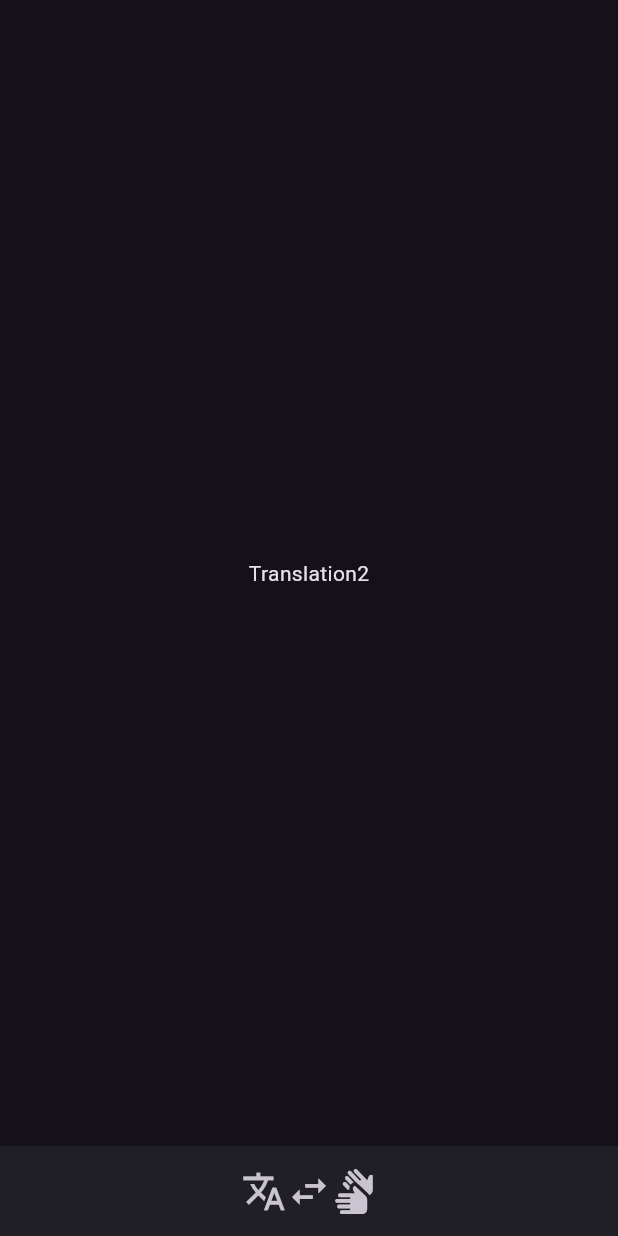
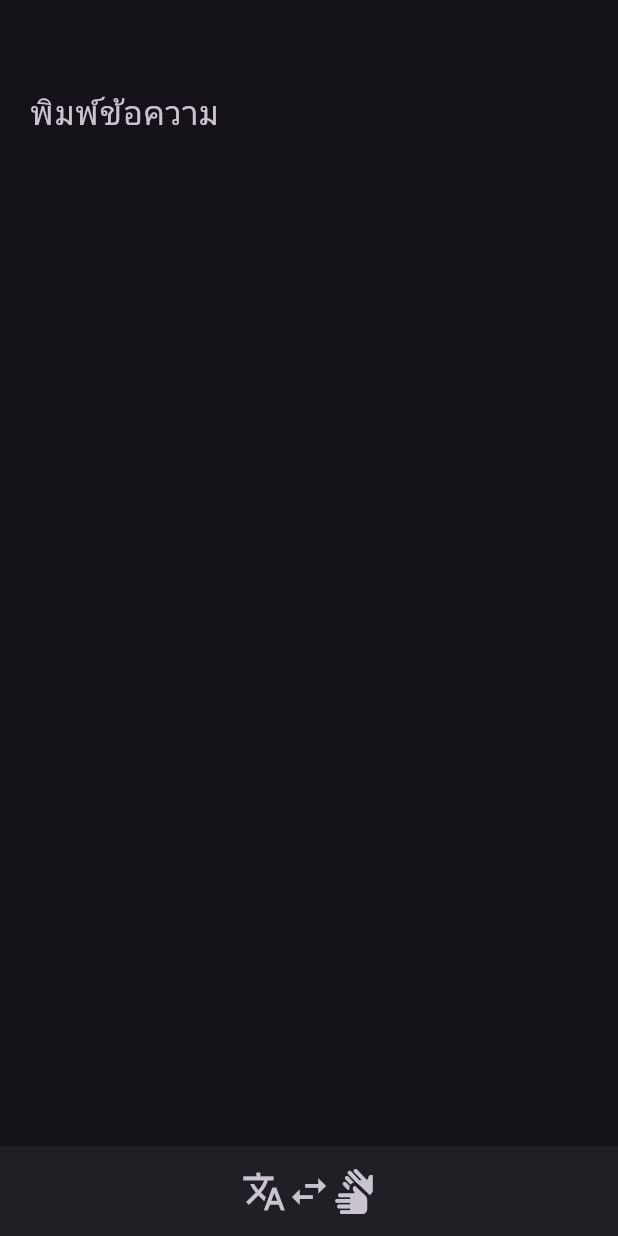
Before and after one commit to Boatkungg/TSLConnect-App, a Flutter app: the Sign2Thai screen opened by its route, after a tap on the "sign language" icon, on a phone screen of 412 x 824 dp. Run offline on Flutter 3.47's test engine with Material 3 defaults, Android fonts, the phone set to English and light mode, and no system bars; our stand-ins replace camera, go_router, image_picker.

Commit message:
thai2sign wip

```diff
--- a/lib/main.dart
+++ b/lib/main.dart
@@ -2,6 +2,7 @@ import "package:flutter/material.dart";
 import "package:go_router/go_router.dart";
 import "package:camera/camera.dart";
 import "package:myapp/sign2thai.dart";
+import "package:myapp/thai2sign.dart";
 import "package:myapp/navigation.dart";
 
 // camera
@@ -36,7 +37,8 @@ class MyApp extends StatelessWidget {
     initialLocation: "/sign2thai",
     routes: [
       StatefulShellRoute.indexedStack(
-        builder: (BuildContext context, GoRouterState state,  StatefulNavigationShell navigationShell) {
+        builder: (BuildContext context, GoRouterState state,
+            StatefulNavigationShell navigationShell) {
           return Navigation(navigationShell: navigationShell);
         },
         branches: [
@@ -46,13 +48,13 @@ class MyApp extends StatelessWidget {
               GoRoute(
                 path: "/sign2thai",
                 builder: (BuildContext context, GoRouterState state) {
-                  return Sign2Thai();
+                  return const Sign2Thai();
                 },
               ),
               GoRoute(
                 path: "/thai2sign",
                 builder: (BuildContext context, GoRouterState state) {
-                  return const Bbb();
+                  return const Thai2Sign();
                 },
               ),
             ],
--- a/lib/sign2thai.dart
+++ b/lib/sign2thai.dart
@@ -1,5 +1,6 @@
 import "package:flutter/material.dart";
 import "package:camera/camera.dart";
+import "package:image_picker/image_picker.dart";
 import "package:myapp/uploader.dart";
 
 //import "package:http/http.dart" as http;
@@ -20,11 +21,13 @@ class Sign2Thai extends StatefulWidget {
 
 class _Sign2ThaiState extends State<Sign2Thai> {
   late CameraController camController;
+  final ImagePicker picker = ImagePicker();
   // late Future<void> camFuture;
   late String filePath;
   int cameraIndex = 0;
   int cameraCount = 0;
   bool isRecording = false;
+  bool isProcessing = false;
 
   void initCamera(CameraDescription camera) async {
     camController =
@@ -57,6 +60,9 @@ class _Sign2ThaiState extends State<Sign2Thai> {
   }
 
   void recordVideo() async {
+    if (isProcessing) {
+      return;
+    }
     if (!isRecording) {
       await camController.prepareForVideoRecording();
       await camController.startVideoRecording();
@@ -66,7 +72,8 @@ class _Sign2ThaiState extends State<Sign2Thai> {
     } else {
       final file = await camController.stopVideoRecording();
       filePath = file.path;
-
+      final translation = await getTranslation(filePath);
+      displayTranslation(translation);
       print(filePath);
       setState(() {
         isRecording = false;
@@ -74,8 +81,26 @@ class _Sign2ThaiState extends State<Sign2Thai> {
     }
   }
 
+  void selectVideo() async {
+    final pickedFile = await picker.pickVideo(source: ImageSource.gallery);
+    if (pickedFile != null) {
+      filePath = pickedFile.path;
+      final translation = await getTranslation(filePath);
+      displayTranslation(translation);
+    }
+  }
+
   Future<String> getTranslation(String videoPath) async {
-    final translation = await uploadVideo(videoPath);
+    setState(() {
+      isProcessing = true;
+    });
+    const translation = "asasdasdasd";
+    // sleep
+    await Future.delayed(const Duration(seconds: 2));
+    //final translation = await uploadVideo(videoPath);
+    setState(() {
+      isProcessing = false;
+    });
     print(translation);
     return translation;
   }
@@ -96,19 +121,16 @@ class _Sign2ThaiState extends State<Sign2Thai> {
               ),
               child: Column(
                 children: [
-              const Align(
-                alignment: Alignment.topLeft,
-                child: Text("Translation", style: TextStyle(fontSize: 20))
-              ),
                   Align(
                       alignment: Alignment.topLeft,
-                child: Text(translation, style: const TextStyle(fontSize: 20))
-              )
+                      child: SelectableText(
+                        translation,
+                        style: const TextStyle(fontSize: 20),
+                        maxLines: 6,
+                      ))
                 ],
-          )
-        );
-      }
-    );
+              ));
+        });
   }
 
   @override
@@ -171,7 +193,7 @@ class _Sign2ThaiState extends State<Sign2Thai> {
                           color: Color.fromARGB(176, 255, 255, 255),
                         ),
                         child: IconButton(
-                          onPressed: () => displayTranslation("asdasdsad"),
+                          onPressed: switchCamera,
                           padding: const EdgeInsets.all(0),
                           icon: const Icon(
                             Icons.cameraswitch,
@@ -187,11 +209,13 @@ class _Sign2ThaiState extends State<Sign2Thai> {
                           shape: const CircleBorder(),
                           fillColor: Colors.white,
                           padding: const EdgeInsets.all(5),
+                          enableFeedback: false,
                           constraints: const BoxConstraints.tightFor(
                             width: 70,
                             height: 70,
                           ),
-                          child: AnimatedContainer(
+                          child: !isProcessing
+                              ? AnimatedContainer(
                                   duration: const Duration(milliseconds: 100),
                                   alignment: Alignment.center,
                                   width: !isRecording ? 60 : 30,
@@ -202,7 +226,10 @@ class _Sign2ThaiState extends State<Sign2Thai> {
                                         ? BorderRadius.circular(30)
                                         : BorderRadius.circular(5),
                                     color: Colors.red,
-                              ))),
+                                  ))
+                              : const Center(
+                                  child: CircularProgressIndicator(
+                                      color: Colors.red))),
 
                       // select video
                       Container(
@@ -212,10 +239,10 @@ class _Sign2ThaiState extends State<Sign2Thai> {
                           shape: BoxShape.circle,
                           color: Color.fromARGB(176, 255, 255, 255),
                         ),
-                        child: const IconButton(
-                          onPressed: null,
-                          padding: EdgeInsets.all(0),
-                          icon: Icon(
+                        child: IconButton(
+                          onPressed: selectVideo,
+                          padding: const EdgeInsets.all(0),
+                          icon: const Icon(
                             Icons.add_photo_alternate,
                             color: Colors.black,
                             size: 35,
--- /dev/null
+++ b/lib/thai2sign.dart
@@ -0,0 +1,79 @@
+import "package:flutter/cupertino.dart";
+import "package:flutter/material.dart";
+import "package:flutter/widgets.dart";
+
+class Thai2Sign extends StatefulWidget {
+  const Thai2Sign({super.key});
+
+  @override
+  State<Thai2Sign> createState() => _Thai2SignState();
+}
+
+class _Thai2SignState extends State<Thai2Sign> {
+  final TextEditingController textController = TextEditingController();
+  bool haveText = false;
+
+  @override
+  void dispose() {
+    textController.dispose();
+    super.dispose();
+  }
+
+  @override
+  Widget build(BuildContext context) {
+    final theme = Theme.of(context);
+
+    return Scaffold(
+        body: Container(
+            padding: const EdgeInsets.only(
+              top: 50,
+              left: 20,
+              right: 20,
+            ),
+            child: Column(children: [
+              SingleChildScrollView(child: TextField(
+                controller: textController,
+                onChanged: (value) {
+                  setState(() {
+                    haveText = value.isNotEmpty;
+                  });
+                },
+                maxLines: 7,
+                minLines: 1,
+                keyboardType: TextInputType.multiline,
+                decoration: const InputDecoration(
+                    hintText: "พิมพ์ข้อความ", border: InputBorder.none),
+                style: const TextStyle(
+                  fontSize: 22,
+                ),
+              )),
+              haveText
+                  ? Row(
+                      children: [
+                        Expanded(
+                          child: Container(
+                            margin: const EdgeInsets.only(left: 10, right: 10),
+                            child: const Divider(
+                              thickness: 2,
+                            ),
+                          ),
+                        ),
+                        Container(
+                          width: 45,
+                          height: 45,
+                          decoration: BoxDecoration(
+                              shape: BoxShape.circle,
+                              color: theme.colorScheme.primary),
+                          child: IconButton(
+                              onPressed: null,
+                              icon: Icon(
+                                Icons.arrow_right,
+                                color: theme.colorScheme.onPrimary,
+                              )),
+                        ),
+                      ],
+                    )
+                  : SizedBox()
+            ])));
+  }
+}
--- a/pubspec.yaml
+++ b/pubspec.yaml
@@ -40,6 +40,7 @@ dependencies:
   go_router: ^14.2.0
   path_provider: ^2.1.3
   path: ^1.9.0
+  image_picker: ^1.1.2
 
 dev_dependencies:
   flutter_test:
```
Also changed, not shown: pubspec.lock. Lines whose indentation alone changed are shown as unchanged.
